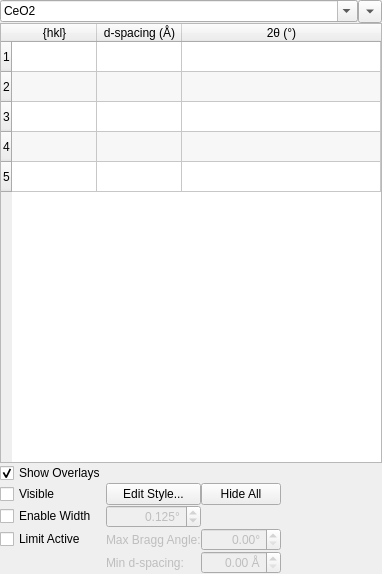
Before: the Qt Designer form hexrd/ui/resources/ui/materials_panel.ui in HEXRD/hexrdgui, drawn with Qt 5.
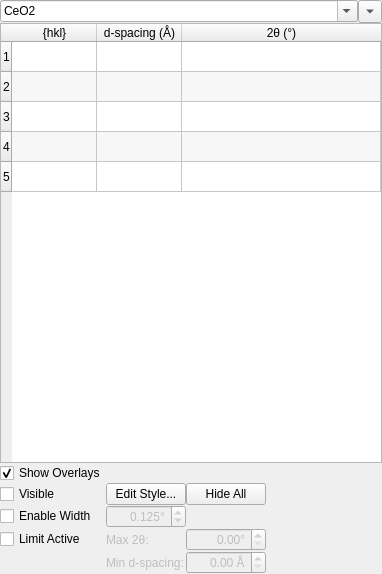
After: the same form once the commit is applied.

Commit message:
For the materials panel, use max tth for limits
Rather than using a max Bragg angle, use a max two theta, which
is easier to work with.

What changed in the file:
```diff
--- a/hexrd/ui/resources/ui/materials_panel.ui
+++ b/hexrd/ui/resources/ui/materials_panel.ui
@@ -282,7 +282,7 @@
         <bool>false</bool>
        </property>
        <property name="text">
-        <string>Max Bragg Angle:</string>
+        <string>Max 2θ:</string>
        </property>
       </widget>
      </item>
```
Left out of the diff: 10 changed lines with no effect on the pictures. The commit also changes 1 other file.
